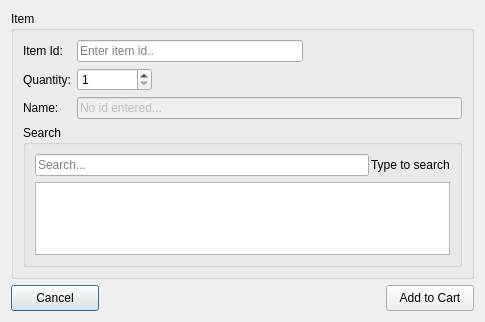
First picture: the form in src/add_new_sell.ui, repository krivahtoo/stockmanager, before the edit.
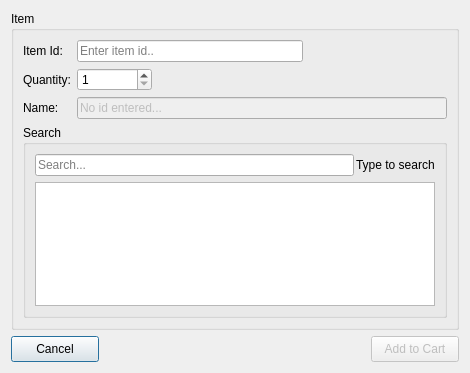
Second picture: the form after the edit. Icons and pictures are not drawn.

```diff
--- a/src/add_new_sell.ui
+++ b/src/add_new_sell.ui
@@ -9,8 +9,8 @@
    <rect>
     <x>0</x>
     <y>0</y>
-    <width>485</width>
-    <height>322</height>
+    <width>470</width>
+    <height>373</height>
    </rect>
   </property>
   <property name="windowTitle">
@@ -162,6 +162,9 @@
      </item>
      <item>
       <widget class="QPushButton" name="btnAdd">
+       <property name="enabled">
+        <bool>false</bool>
+       </property>
        <property name="minimumSize">
         <size>
          <width>88</width>
```
